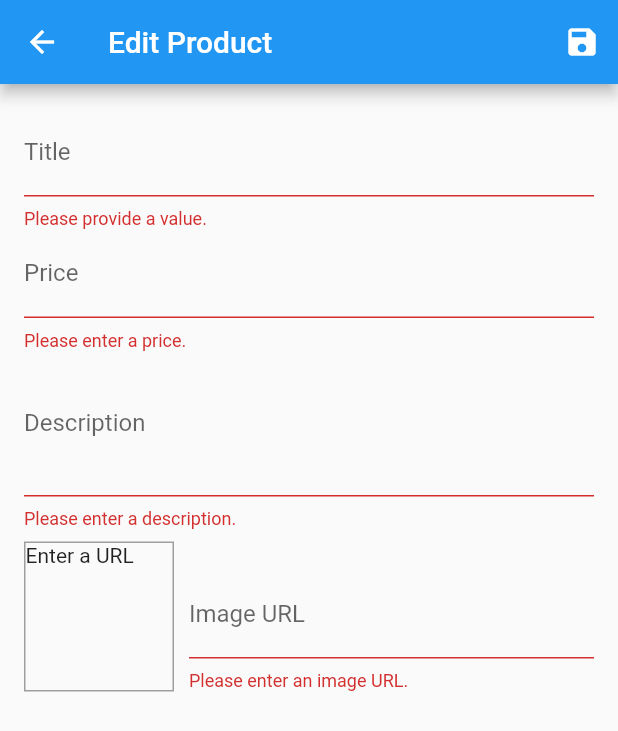
After one commit to Karlsdevil9/E_Smart_Admin, a Flutter app: the EditProductScreen screen opened by its route, after a tap on the "save" icon, on a phone screen of 412 x 824 dp. The commit adds this screen. Shown: the top 731 px of the screen. Run offline on Flutter 3.47's test engine with Material 2 defaults, Android fonts, the phone set to English and light mode, and no system bars; our stand-ins replace firebase_auth, firebase_core; accounts and stored records are empty; network calls fail.

Commit message:
Manages Products

```diff
--- a/lib/Admin_products_screen.dart
+++ b/lib/Admin_products_screen.dart
@@ -2,6 +2,7 @@ import 'package:flutter/material.dart';
 import 'package:provider/provider.dart';
 import './Providers/Products_providers.dart';
 import './App_drawer.dart';
+import './Edit_Product_Screen.dart';
 
 class AdminProductScreen extends StatelessWidget {
   static const routeName = '/Admin-products';
@@ -17,7 +18,7 @@ class AdminProductScreen extends StatelessWidget {
           IconButton(
             icon: const Icon(Icons.add),
             onPressed: () {
-              // ...
+              Navigator.of(context).pushNamed(EditProductScreen.routeName);
             },
           ),
         ],
@@ -40,12 +41,19 @@ class AdminProductScreen extends StatelessWidget {
                     children: <Widget>[
                       IconButton(
                         icon: Icon(Icons.edit),
-                        onPressed: () {},
+                        onPressed: () {
+                          Navigator.of(context).pushNamed(
+                              EditProductScreen.routeName,
+                              arguments: product[i].id);
+                        },
                         color: Theme.of(context).primaryColor,
                       ),
                       IconButton(
                         icon: Icon(Icons.delete),
-                        onPressed: () {},
+                        onPressed: () {
+                          Provider.of<ProductsProvider>(context, listen: false)
+                              .deleteProduct(product[i].id);
+                        },
                         color: Theme.of(context).errorColor,
                       ),
                     ],
--- a/lib/Cart.dart
+++ b/lib/Cart.dart
@@ -5,7 +5,6 @@ import './Providers/Orders.dart';
 
 class Cart extends StatelessWidget {
   static const routeName = '/Cart';
-  List orders = [];
 
   @override
   Widget build(BuildContext context) {
--- /dev/null
+++ b/lib/Edit_Product_Screen.dart
@@ -0,0 +1,267 @@
+import 'package:flutter/material.dart';
+import 'package:provider/provider.dart';
+import './Providers/Products_providers.dart';
+
+class EditProductScreen extends StatefulWidget {
+  static const routeName = '/edit-product';
+
+  @override
+  _EditProductScreenState createState() => _EditProductScreenState();
+}
+
+class _EditProductScreenState extends State<EditProductScreen> {
+  final _priceFocusNode = FocusNode();
+  final _descriptionFocusNode = FocusNode();
+  final _imageUrlController = TextEditingController();
+  final _imageUrlFocusNode = FocusNode();
+  final _form = GlobalKey<FormState>();
+  var _editedProduct = Product(
+    id: null,
+    title: '',
+    price: 0,
+    description: '',
+    imageUrl: '',
+  );
+  var _initValues = {
+    'title': '',
+    'description': '',
+    'price': '',
+    'imageUrl': '',
+  };
+  var _isInit = true;
+
+  @override
+  void initState() {
+    _imageUrlFocusNode.addListener(_updateImageUrl);
+    super.initState();
+  }
+
+  @override
+  void didChangeDependencies() {
+    if (_isInit) {
+      final productId = ModalRoute.of(context).settings.arguments as String;
+      if (productId != null) {
+        _editedProduct = Provider.of<ProductsProvider>(context, listen: false)
+            .findById(productId);
+        _initValues = {
+          'title': _editedProduct.title,
+          'description': _editedProduct.description,
+          'price': _editedProduct.price.toString(),
+          // 'imageUrl': _editedProduct.imageUrl,
+          'imageUrl': '',
+        };
+        _imageUrlController.text = _editedProduct.imageUrl;
+      }
+    }
+    _isInit = false;
+    super.didChangeDependencies();
+  }
+
+  @override
+  void dispose() {
+    _imageUrlFocusNode.removeListener(_updateImageUrl);
+    _priceFocusNode.dispose();
+    _descriptionFocusNode.dispose();
+    _imageUrlController.dispose();
+    _imageUrlFocusNode.dispose();
+    super.dispose();
+  }
+
+  void _updateImageUrl() {
+    if (!_imageUrlFocusNode.hasFocus) {
+      if ((!_imageUrlController.text.startsWith('http') &&
+              !_imageUrlController.text.startsWith('https')) ||
+          (!_imageUrlController.text.endsWith('.png') &&
+              !_imageUrlController.text.endsWith('.jpg') &&
+              !_imageUrlController.text.endsWith('.jpeg'))) {
+        return;
+      }
+      setState(() {});
+    }
+  }
+
+  void _saveForm() {
+    final isValid = _form.currentState.validate();
+    if (!isValid) {
+      return;
+    }
+    _form.currentState.save();
+    if (_editedProduct.id != null) {
+      Provider.of<ProductsProvider>(context, listen: false)
+          .updateProduct(_editedProduct.id, _editedProduct);
+    } else {
+      Provider.of<ProductsProvider>(context, listen: false)
+          .addProduct(_editedProduct);
+    }
+    Navigator.of(context).pop();
+  }
+
+  @override
+  Widget build(BuildContext context) {
+    return Scaffold(
+      appBar: AppBar(
+        title: Text('Edit Product'),
+        actions: <Widget>[
+          IconButton(
+            icon: Icon(Icons.save),
+            onPressed: _saveForm,
+          ),
+        ],
+      ),
+      body: Padding(
+        padding: const EdgeInsets.all(16.0),
+        child: Form(
+          key: _form,
+          child: ListView(
+            children: <Widget>[
+              TextFormField(
+                initialValue: _initValues['title'],
+                decoration: InputDecoration(labelText: 'Title'),
+                textInputAction: TextInputAction.next,
+                onFieldSubmitted: (_) {
+                  FocusScope.of(context).requestFocus(_priceFocusNode);
+                },
+                validator: (value) {
+                  if (value.isEmpty) {
+                    return 'Please provide a value.';
+                  }
+                  return null;
+                },
+                onSaved: (value) {
+                  _editedProduct = Product(
+                      title: value,
+                      price: _editedProduct.price,
+                      description: _editedProduct.description,
+                      imageUrl: _editedProduct.imageUrl,
+                      id: _editedProduct.id,
+                      isFavorite: _editedProduct.isFavorite);
+                },
+              ),
+              TextFormField(
+                initialValue: _initValues['price'],
+                decoration: InputDecoration(labelText: 'Price'),
+                textInputAction: TextInputAction.next,
+                keyboardType: TextInputType.number,
+                focusNode: _priceFocusNode,
+                onFieldSubmitted: (_) {
+                  FocusScope.of(context).requestFocus(_descriptionFocusNode);
+                },
+                validator: (value) {
+                  if (value.isEmpty) {
+                    return 'Please enter a price.';
+                  }
+                  if (double.tryParse(value) == null) {
+                    return 'Please enter a valid number.';
+                  }
+                  if (double.parse(value) <= 0) {
+                    return 'Please enter a number greater than zero.';
+                  }
+                  return null;
+                },
+                onSaved: (value) {
+                  _editedProduct = Product(
+                      title: _editedProduct.title,
+                      price: double.parse(value),
+                      description: _editedProduct.description,
+                      imageUrl: _editedProduct.imageUrl,
+                      id: _editedProduct.id,
+                      isFavorite: _editedProduct.isFavorite);
+                },
+              ),
+              TextFormField(
+                initialValue: _initValues['description'],
+                decoration: InputDecoration(labelText: 'Description'),
+                maxLines: 3,
+                keyboardType: TextInputType.multiline,
+                focusNode: _descriptionFocusNode,
+                validator: (value) {
+                  if (value.isEmpty) {
+                    return 'Please enter a description.';
+                  }
+                  if (value.length < 10) {
+                    return 'Should be at least 10 characters long.';
+                  }
+                  return null;
+                },
+                onSaved: (value) {
+                  _editedProduct = Product(
+                    title: _editedProduct.title,
+                    price: _editedProduct.price,
+                    description: value,
+                    imageUrl: _editedProduct.imageUrl,
+                    id: _editedProduct.id,
+                    isFavorite: _editedProduct.isFavorite,
+                  );
+                },
+              ),
+              Row(
+                crossAxisAlignment: CrossAxisAlignment.end,
+                children: <Widget>[
+                  Container(
+                    width: 100,
+                    height: 100,
+                    margin: EdgeInsets.only(
+                      top: 8,
+                      right: 10,
+                    ),
+                    decoration: BoxDecoration(
+                      border: Border.all(
+                        width: 1,
+                        color: Colors.grey,
+                      ),
+                    ),
+                    child: _imageUrlController.text.isEmpty
+                        ? Text('Enter a URL')
+                        : FittedBox(
+                            child: Image.network(
+                              _imageUrlController.text,
+                              fit: BoxFit.cover,
+                            ),
+                          ),
+                  ),
+                  Expanded(
+                    child: TextFormField(
+                      decoration: InputDecoration(labelText: 'Image URL'),
+                      keyboardType: TextInputType.url,
+                      textInputAction: TextInputAction.done,
+                      controller: _imageUrlController,
+                      focusNode: _imageUrlFocusNode,
+                      onFieldSubmitted: (_) {
+                        _saveForm();
+                      },
+                      validator: (value) {
+                        if (value.isEmpty) {
+                          return 'Please enter an image URL.';
+                        }
+                        if (!value.startsWith('http') &&
+                            !value.startsWith('https')) {
+                          return 'Please enter a valid URL.';
+                        }
+                        if (!value.endsWith('.png') &&
+                            !value.endsWith('.jpg') &&
+                            !value.endsWith('.jpeg')) {
+                          return 'Please enter a valid image URL.';
+                        }
+                        return null;
+                      },
+                      onSaved: (value) {
+                        _editedProduct = Product(
+                          title: _editedProduct.title,
+                          price: _editedProduct.price,
+                          description: _editedProduct.description,
+                          imageUrl: value,
+                          id: _editedProduct.id,
+                          isFavorite: _editedProduct.isFavorite,
+                        );
+                      },
+                    ),
+                  ),
+                ],
+              ),
+            ],
+          ),
+        ),
+      ),
+    );
+  }
+}
--- a/lib/HomeScreen.dart
+++ b/lib/HomeScreen.dart
@@ -3,10 +3,6 @@ import './App_drawer.dart';
 import './Providers/Products_providers.dart';
 import './Providers/Cart_provider.dart';
 import 'package:provider/provider.dart';
-
-List cartItems = [];
-List wishList = [];
-bool isWishList = false;
 
 class HomeScreen extends StatelessWidget {
   static const routeName = '/HomeScreen';
--- a/lib/LoginScreen.dart
+++ b/lib/LoginScreen.dart
@@ -1,4 +1,3 @@
-import 'package:e_smart/HomeScreen.dart';
 import 'package:flutter/material.dart';
 import './Curvepainter.dart';
 import './SignupScreen.dart';
--- a/lib/ProductOverviewScreen.dart
+++ b/lib/ProductOverviewScreen.dart
@@ -7,10 +7,8 @@ class ProductOverviewScreen extends StatelessWidget {
 
   @override
   Widget build(BuildContext context) {
-    final productsData = Provider.of<ProductsProvider>(context);
-    final product = productsData.items;
     final productId = ModalRoute.of(context).settings.arguments as String;
-    final index = Provider.of<ProductsProvider>(context, listen: false)
+    final product = Provider.of<ProductsProvider>(context, listen: false)
         .findById(productId);
 
     return Scaffold(
@@ -19,7 +17,7 @@ class ProductOverviewScreen extends StatelessWidget {
         children: [
           Container(
             height: 300,
-            child: Image.network(product[index]['Link']),
+            child: Image.network(product.imageUrl),
           )
         ],
       ),
--- a/lib/Providers/Products_providers.dart
+++ b/lib/Providers/Products_providers.dart
@@ -59,19 +59,43 @@ class ProductsProvider with ChangeNotifier {
     )
   ];
 
-  List get items {
+  List<Product> get items {
     return [..._items];
   }
 
-  List get favItems {
+  List<Product> get favItems {
     return _items.where((element) => element['fav']).toList();
   }
 
-  int findById(String id) {
-    return _items.indexWhere((element) => element['id'] == id);
+  Product findById(String id) {
+    return _items.firstWhere((prod) => prod.id == id);
   }
 
-  void addItem() {
+  void addProduct(Product product) {
+    final newProduct = Product(
+      title: product.title,
+      description: product.description,
+      price: product.price,
+      imageUrl: product.imageUrl,
+      id: DateTime.now().toString(),
+    );
+
+    _items.insert(0, newProduct);
+    notifyListeners();
+  }
+
+  void updateProduct(String id, Product newProduct) {
+    final prodIndex = _items.indexWhere((prod) => prod.id == id);
+    if (prodIndex >= 0) {
+      _items[prodIndex] = newProduct;
+      notifyListeners();
+    } else {
+      print('...');
+    }
+  }
+
+  void deleteProduct(String id) {
+    _items.removeWhere((prod) => prod.id == id);
     notifyListeners();
   }
 }
--- a/lib/SignupScreen.dart
+++ b/lib/SignupScreen.dart
@@ -1,7 +1,6 @@
 import 'package:flutter/material.dart';
 import './Curvepainter.dart';
 import 'package:firebase_auth/firebase_auth.dart';
-import 'package:firebase_core/firebase_core.dart';
 
 class SignupScreen extends StatelessWidget {
   final email = TextEditingController();
--- a/lib/main.dart
+++ b/lib/main.dart
@@ -10,6 +10,7 @@ import './Cart.dart';
 import './Providers/Orders.dart';
 import './OrdersScreen.dart';
 import './Admin_products_screen.dart';
+import './Edit_Product_Screen.dart';
 
 void main() async {
   WidgetsFlutterBinding.ensureInitialized();
@@ -41,7 +42,8 @@ class MyApp extends StatelessWidget {
           HomeScreen.routeName: (context) => HomeScreen(),
           Cart.routeName: (context) => Cart(),
           OrdersScreen.routeName: (context) => OrdersScreen(),
-          AdminProductScreen.routeName: (context) => AdminProductScreen()
+          AdminProductScreen.routeName: (context) => AdminProductScreen(),
+          EditProductScreen.routeName: (context) => EditProductScreen(),
         },
       ),
     );
--- a/pubspec.yaml
+++ b/pubspec.yaml
@@ -33,6 +33,7 @@ dependencies:
   firebase_auth: ^0.18.1+2
   provider: ^4.3.2+2
   intl: ^0.16.1
+  http: ^0.12.2
 
 
 
```
Also changed, not shown: pubspec.lock.
